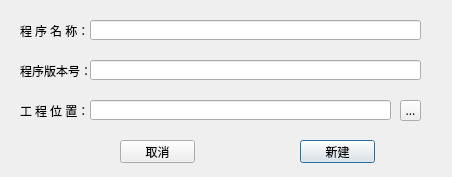
First picture: the form in ui_designer/newpro.ui, repository swx-opentech/SCRM-Generator, before the edit.
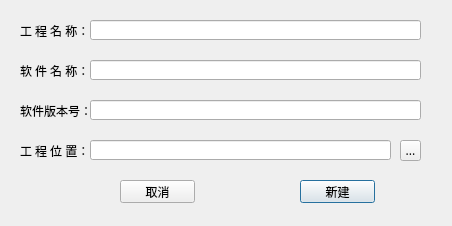
Second picture: the form after the edit.

```diff
--- a/ui_designer/newpro.ui
+++ b/ui_designer/newpro.ui
@@ -7,7 +7,7 @@
     <x>0</x>
     <y>0</y>
     <width>452</width>
-    <height>177</height>
+    <height>226</height>
    </rect>
   </property>
   <property name="font">
@@ -22,33 +22,33 @@
    <property name="geometry">
     <rect>
      <x>20</x>
-     <y>20</y>
+     <y>60</y>
      <width>71</width>
      <height>21</height>
     </rect>
    </property>
    <property name="text">
-    <string>程 序 名 称：</string>
+    <string>软 件 名 称：</string>
    </property>
   </widget>
   <widget class="QLabel" name="label_2">
    <property name="geometry">
     <rect>
      <x>20</x>
-     <y>60</y>
+     <y>100</y>
      <width>71</width>
      <height>21</height>
     </rect>
    </property>
    <property name="text">
-    <string>程序版本号：</string>
+    <string>软件版本号：</string>
    </property>
   </widget>
   <widget class="QLineEdit" name="SoftwareName">
    <property name="geometry">
     <rect>
      <x>90</x>
-     <y>20</y>
+     <y>60</y>
      <width>331</width>
      <height>20</height>
     </rect>
@@ -58,7 +58,7 @@
    <property name="geometry">
     <rect>
      <x>90</x>
-     <y>60</y>
+     <y>100</y>
      <width>331</width>
      <height>20</height>
     </rect>
@@ -68,7 +68,7 @@
    <property name="geometry">
     <rect>
      <x>300</x>
-     <y>140</y>
+     <y>180</y>
      <width>75</width>
      <height>23</height>
     </rect>
@@ -81,7 +81,7 @@
    <property name="geometry">
     <rect>
      <x>120</x>
-     <y>140</y>
+     <y>180</y>
      <width>75</width>
      <height>23</height>
     </rect>
@@ -94,7 +94,7 @@
    <property name="geometry">
     <rect>
      <x>20</x>
-     <y>100</y>
+     <y>140</y>
      <width>71</width>
      <height>21</height>
     </rect>
@@ -107,7 +107,7 @@
    <property name="geometry">
     <rect>
      <x>90</x>
-     <y>100</y>
+     <y>140</y>
      <width>301</width>
      <height>20</height>
     </rect>
@@ -117,7 +117,7 @@
    <property name="geometry">
     <rect>
      <x>400</x>
-     <y>100</y>
+     <y>140</y>
      <width>21</width>
      <height>21</height>
     </rect>
@@ -126,6 +126,29 @@
     <string>...</string>
    </property>
   </widget>
+  <widget class="QLabel" name="label_4">
+   <property name="geometry">
+    <rect>
+     <x>20</x>
+     <y>20</y>
+     <width>71</width>
+     <height>21</height>
+    </rect>
+   </property>
+   <property name="text">
+    <string>工 程 名 称：</string>
+   </property>
+  </widget>
+  <widget class="QLineEdit" name="ProjectName">
+   <property name="geometry">
+    <rect>
+     <x>90</x>
+     <y>20</y>
+     <width>331</width>
+     <height>20</height>
+    </rect>
+   </property>
+  </widget>
  </widget>
  <resources/>
  <connections/>
```
Left out of the diff: 13 changed lines with no effect on the pictures.
